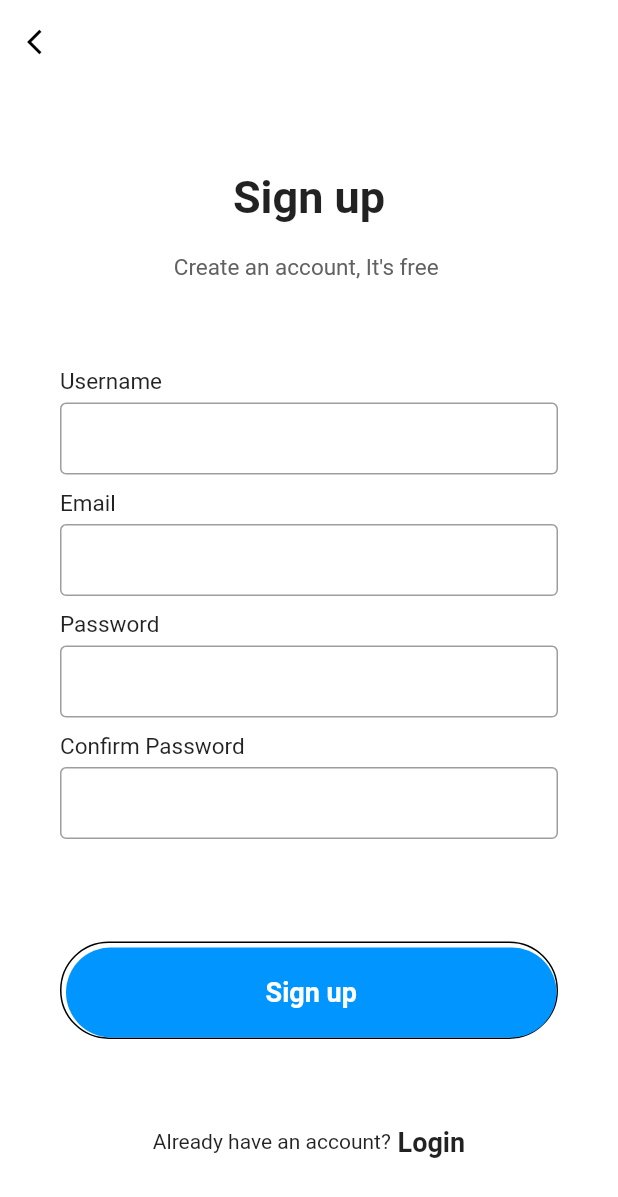
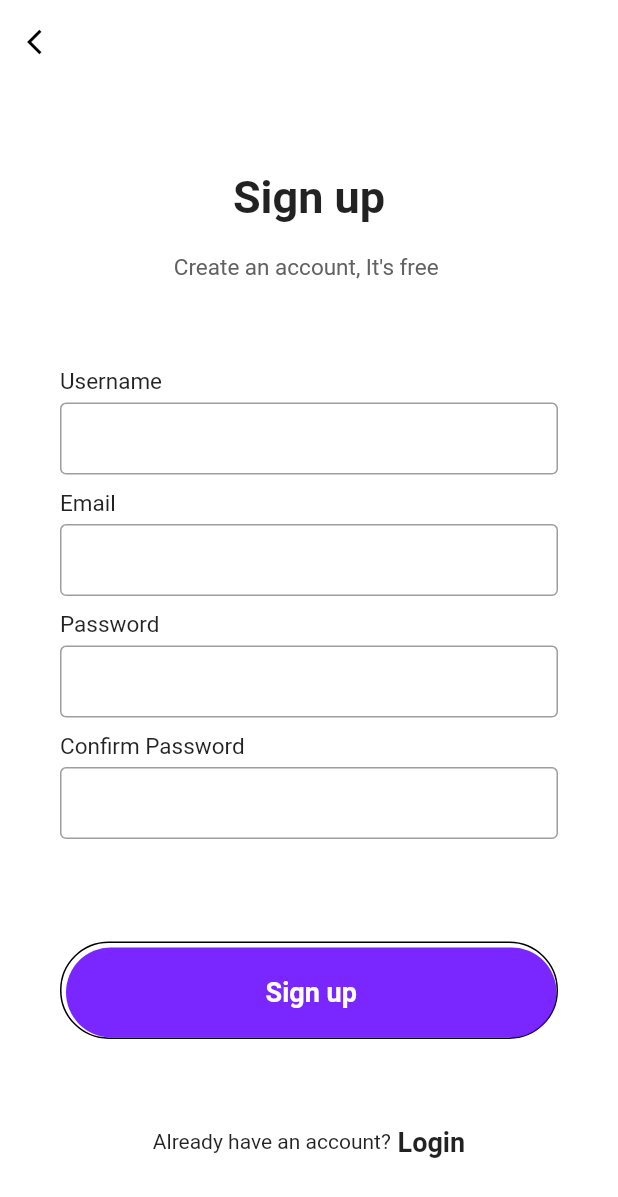
Before and after one commit to rjsaurav13/QHAPP_V2, a Flutter app: the SignupPage screen opened directly, on a phone screen of 412 x 824 dp. Shown: the top 1197 px of the screen. Run offline on Flutter 3.47's test engine with Material 2 defaults, Android fonts, the phone set to English and light mode, and no system bars.

Commit message:
Update signup.dart

```diff
--- a/lib/signup.dart
+++ b/lib/signup.dart
@@ -74,7 +74,7 @@ class SignupPage extends StatelessWidget {
                   minWidth: double.infinity,
                   height: 60,
                   onPressed: () {},
-                  color: Color(0xff0095FF),
+                  color: Color(0xd86200ff),
                   elevation: 0,
                   shape: RoundedRectangleBorder(
                     borderRadius: BorderRadius.circular(50),
```
